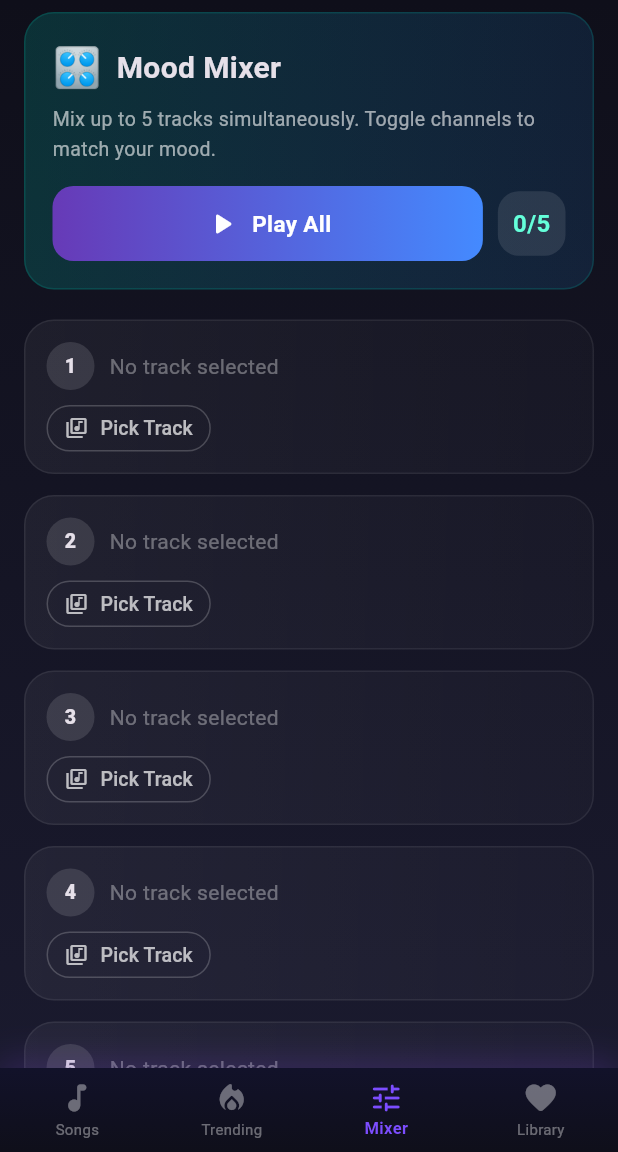
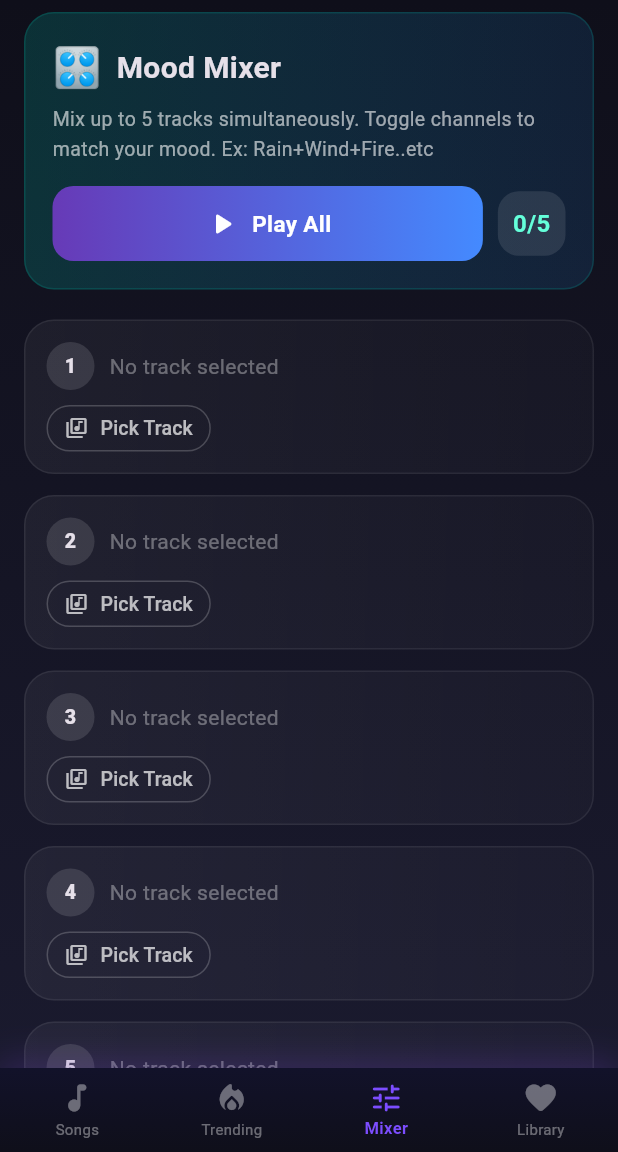
Before and after one commit to vaibhavvkumarr/bb_mindhz, a Flutter app: the screen it shows after launch, item 3 of the bottom bar chosen, on a phone screen of 412 x 824 dp, the part 84-1236 px from its top. Run offline on Flutter 3.47's test engine with Material 3 defaults, Android fonts, the phone set to English and light mode, and no system bars; our stand-ins replace just_audio; network calls fail.

Commit message:
seventh commit

```diff
--- a/lib/main.dart
+++ b/lib/main.dart
@@ -300,15 +300,6 @@ class _HomePageState extends State<HomePage> {
         centerTitle: true,
         backgroundColor: Colors.transparent,
         elevation: 0,
-        actions: [
-          if (_currentIndex == 0)
-            Builder(
-              builder: (ctx) => IconButton(
-                icon: const Icon(Icons.menu),
-                onPressed: () => Scaffold.of(ctx).openDrawer(),
-              ),
-            ),
-        ],
       ),
       drawer: _buildDrawer(context),
       body: Container(
@@ -667,7 +658,7 @@ class _TrendingTabState extends State<TrendingTab> {
                       ),
                     ),
                     Text(
-                      "Click Refresh to get live charts 🔺 ",
+                      "Click Refresh to get live charts 🔺",
                       style: TextStyle(
                         color: Colors.white60,
                         fontSize: 13,
@@ -969,7 +960,7 @@ class _MixerTabState extends State<MixerTab> {
               ),
               const SizedBox(height: 6),
               Text(
-                "Mix up to $maxChannels tracks simultaneously. Toggle channels to match your mood.",
+                "Mix up to $maxChannels tracks simultaneously. Toggle channels to match your mood. Ex: Rain+Wind+Fire..etc",
                 style: const TextStyle(color: Colors.white60, fontSize: 13, height: 1.5),
               ),
               const SizedBox(height: 14),
```
